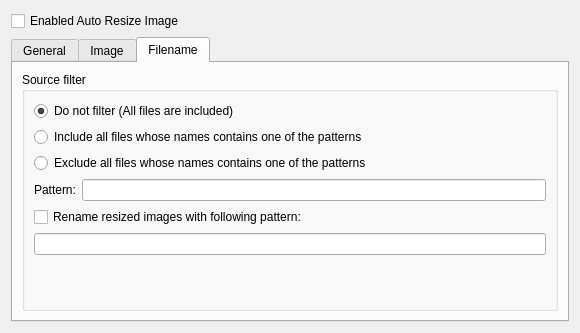
Before: the Qt Designer form messagecomposer/imagescaling/imagescalingwidget.ui in KDE/kdepim, drawn with Qt 5.
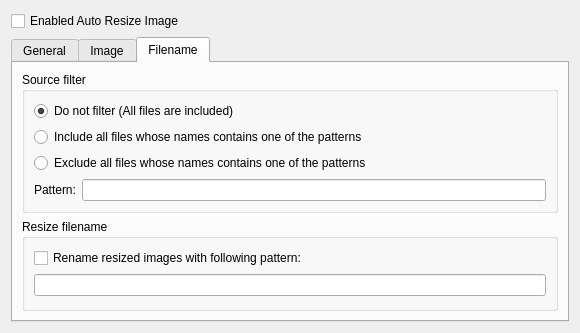
After: the same form once the commit is applied. The open tabs and pages were chosen to show the change. Custom widgets are drawn as their Qt base class.

Patch:
```diff
--- a/messagecomposer/imagescaling/imagescalingwidget.ui
+++ b/messagecomposer/imagescaling/imagescalingwidget.ui
@@ -311,6 +311,15 @@
             </item>
            </layout>
           </item>
+         </layout>
+        </widget>
+       </item>
+       <item>
+        <widget class="QGroupBox" name="groupBox">
+         <property name="title">
+          <string>Resize filename</string>
+         </property>
+         <layout class="QVBoxLayout" name="verticalLayout_7">
           <item>
            <widget class="QCheckBox" name="renameResizedImage">
             <property name="text">
```
